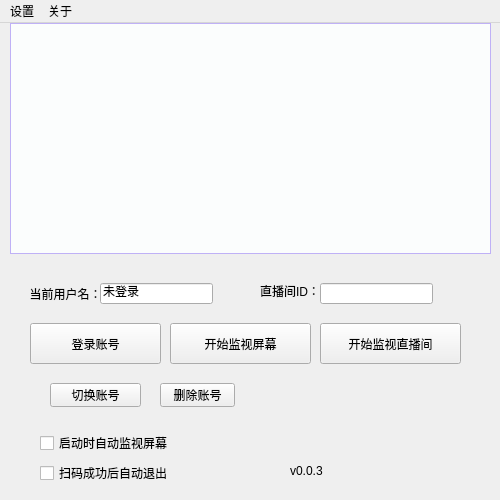
The window that src/ScannerGui/ScannerGui.ui (Theresa-0328/MHY_Scanner) describes before a commit, drawn with Qt 5.
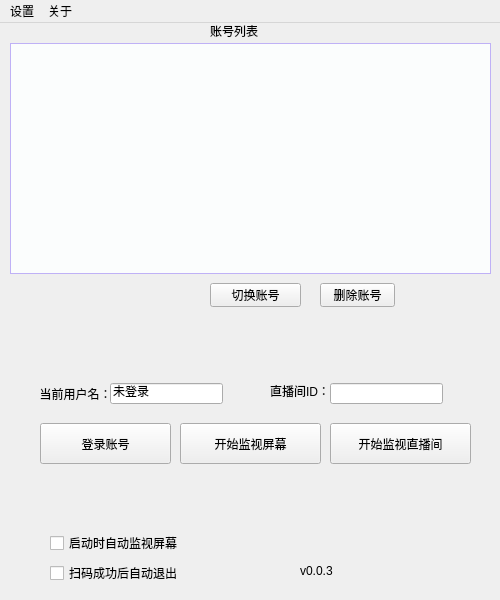
The same window after the commit.

Patch:
```diff
--- a/src/ScannerGui/ScannerGui.ui
+++ b/src/ScannerGui/ScannerGui.ui
@@ -10,19 +10,19 @@
     <x>0</x>
     <y>0</y>
     <width>500</width>
-    <height>500</height>
+    <height>600</height>
    </rect>
   </property>
   <property name="minimumSize">
    <size>
     <width>500</width>
-    <height>500</height>
+    <height>600</height>
    </size>
   </property>
   <property name="maximumSize">
    <size>
     <width>500</width>
-    <height>500</height>
+    <height>600</height>
    </size>
   </property>
   <property name="windowTitle">
@@ -32,8 +32,8 @@
    <widget class="QPushButton" name="pBtLoginAccount">
     <property name="geometry">
      <rect>
-      <x>30</x>
-      <y>300</y>
+      <x>40</x>
+      <y>400</y>
       <width>131</width>
       <height>41</height>
      </rect>
@@ -45,8 +45,8 @@
    <widget class="QPushButton" name="pBtstartScreen">
     <property name="geometry">
      <rect>
-      <x>170</x>
-      <y>300</y>
+      <x>180</x>
+      <y>400</y>
       <width>141</width>
       <height>41</height>
      </rect>
@@ -61,8 +61,8 @@
     </property>
     <property name="geometry">
      <rect>
-      <x>40</x>
-      <y>410</y>
+      <x>50</x>
+      <y>510</y>
       <width>131</width>
       <height>20</height>
      </rect>
@@ -74,8 +74,8 @@
    <widget class="QCheckBox" name="checkBoxAutoExit">
     <property name="geometry">
      <rect>
-      <x>40</x>
-      <y>440</y>
+      <x>50</x>
+      <y>540</y>
       <width>131</width>
       <height>20</height>
      </rect>
@@ -87,8 +87,8 @@
    <widget class="QPushButton" name="pBtStream">
     <property name="geometry">
      <rect>
-      <x>320</x>
-      <y>300</y>
+      <x>330</x>
+      <y>400</y>
       <width>141</width>
       <height>41</height>
      </rect>
@@ -103,8 +103,8 @@
     </property>
     <property name="geometry">
      <rect>
-      <x>100</x>
-      <y>260</y>
+      <x>110</x>
+      <y>360</y>
       <width>113</width>
       <height>21</height>
      </rect>
@@ -122,8 +122,8 @@
    <widget class="QLabel" name="labelUname">
     <property name="geometry">
      <rect>
-      <x>20</x>
-      <y>260</y>
+      <x>30</x>
+      <y>360</y>
       <width>91</width>
       <height>21</height>
      </rect>
@@ -138,8 +138,8 @@
    <widget class="QLabel" name="labelLiveName">
     <property name="geometry">
      <rect>
-      <x>260</x>
-      <y>260</y>
+      <x>270</x>
+      <y>360</y>
       <width>91</width>
       <height>16</height>
      </rect>
@@ -151,8 +151,8 @@
    <widget class="QLineEdit" name="lineEditLiveId">
     <property name="geometry">
      <rect>
-      <x>320</x>
-      <y>260</y>
+      <x>330</x>
+      <y>360</y>
       <width>113</width>
       <height>21</height>
      </rect>
@@ -161,8 +161,8 @@
    <widget class="QLabel" name="label_3">
     <property name="geometry">
      <rect>
-      <x>290</x>
-      <y>440</y>
+      <x>300</x>
+      <y>540</y>
       <width>71</width>
       <height>16</height>
      </rect>
@@ -174,8 +174,8 @@
    <widget class="QWidget" name="layoutWidget">
     <property name="geometry">
      <rect>
-      <x>290</x>
-      <y>410</y>
+      <x>300</x>
+      <y>510</y>
       <width>118</width>
       <height>18</height>
      </rect>
@@ -207,7 +207,7 @@
     <property name="geometry">
      <rect>
       <x>10</x>
-      <y>0</y>
+      <y>20</y>
       <width>481</width>
       <height>231</height>
      </rect>
@@ -240,8 +240,8 @@
    <widget class="QPushButton" name="pushButton">
     <property name="geometry">
      <rect>
-      <x>50</x>
-      <y>360</y>
+      <x>210</x>
+      <y>260</y>
       <width>91</width>
       <height>24</height>
      </rect>
@@ -253,8 +253,8 @@
    <widget class="QPushButton" name="pushButton_2">
     <property name="geometry">
      <rect>
-      <x>160</x>
-      <y>360</y>
+      <x>320</x>
+      <y>260</y>
       <width>75</width>
       <height>24</height>
      </rect>
@@ -263,6 +263,19 @@
      <string>删除账号</string>
     </property>
    </widget>
+   <widget class="QLabel" name="label_4">
+    <property name="geometry">
+     <rect>
+      <x>210</x>
+      <y>0</y>
+      <width>53</width>
+      <height>16</height>
+     </rect>
+    </property>
+    <property name="text">
+     <string>账号列表</string>
+    </property>
+   </widget>
   </widget>
   <widget class="QMenuBar" name="menuBar">
    <property name="geometry">
```
